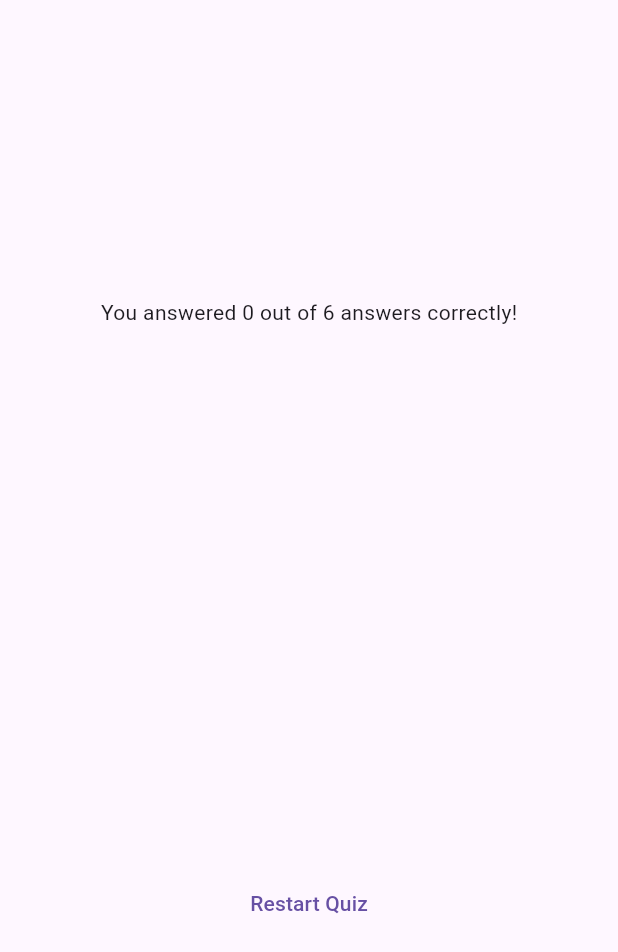
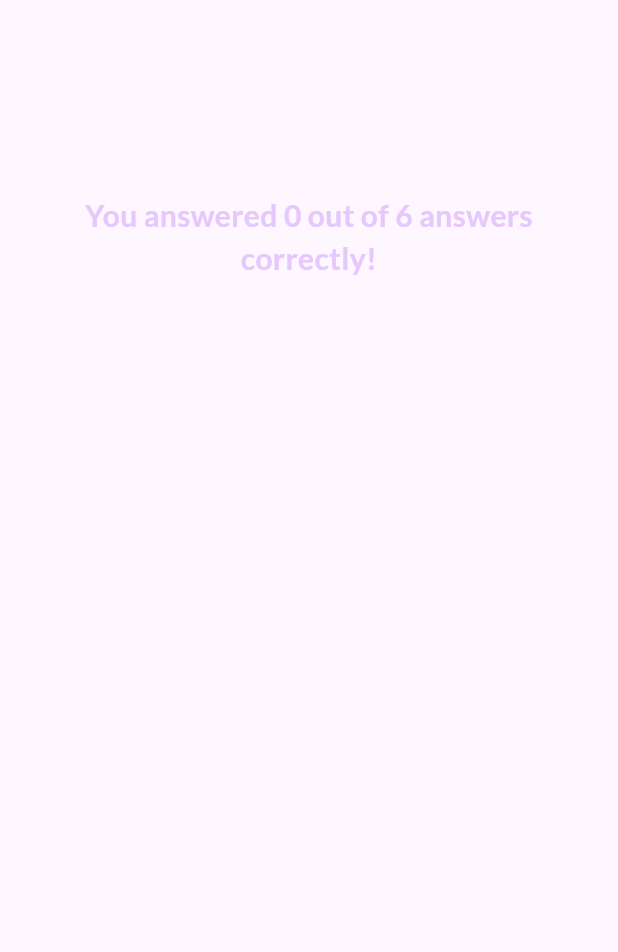
Before and after one commit to AdityaNarayan001/Quiz_App_Flutter, a Flutter app: the ResultsScreen widget shown alone on an empty page, opened directly with empty values, on a phone screen of 412 x 824 dp. Shown: the top 952 px of the screen. Run offline on Flutter 3.47's test engine with Material 3 defaults, Android fonts, the phone set to English and light mode, and no system bars; our stand-ins replace google_fonts.

Commit message:
added and modified new files for better result screen

```diff
--- a/lib/results_screen.dart
+++ b/lib/results_screen.dart
@@ -1,10 +1,16 @@
 import 'package:flutter/material.dart';
+import 'package:google_fonts/google_fonts.dart';
 import 'package:second_app/data/questions.dart';
 import 'package:second_app/questions_summary.dart';
 
 class ResultsScreen extends StatelessWidget {
-  const ResultsScreen({super.key, required this.chosenAnswers});
+  const ResultsScreen({
+    super.key,
+    required this.chosenAnswers,
+    required this.onRestart,
+  });
 
+  final void Function() onRestart;
   final List<String> chosenAnswers;
 
   List<Map<String, Object>> getSummaryData() {
@@ -41,13 +47,23 @@ class ResultsScreen extends StatelessWidget {
           children: [
             Text(
               'You answered $numCorrectQuestions out of $numTotalQuestions answers correctly!',
+              style: GoogleFonts.lato(
+                color: const Color.fromARGB(255, 230, 200, 253),
+                fontSize: 20,
+                fontWeight: FontWeight.bold,
+              ),
+              textAlign: TextAlign.center,
             ),
             const SizedBox(height: 30),
             QuestionsSummary(summaryData),
             const SizedBox(height: 30),
-            TextButton(
-              onPressed: () {},
-              child: const Text('Restart Quiz'),
+            TextButton.icon(
+              onPressed: onRestart,
+              style: TextButton.styleFrom(
+                foregroundColor: Colors.white,
+              ),
+              icon: const Icon(Icons.refresh),
+              label: const Text('Restart Quiz!'),
             )
           ],
         ),
```
Also changed, not shown: lib/question_identifier.dart (added, +35 -0 lines), lib/questions_summary.dart (+3 -16 lines), lib/quiz.dart (+11 -1 lines), lib/summary_item.dart (added, +53 -0 lines).
